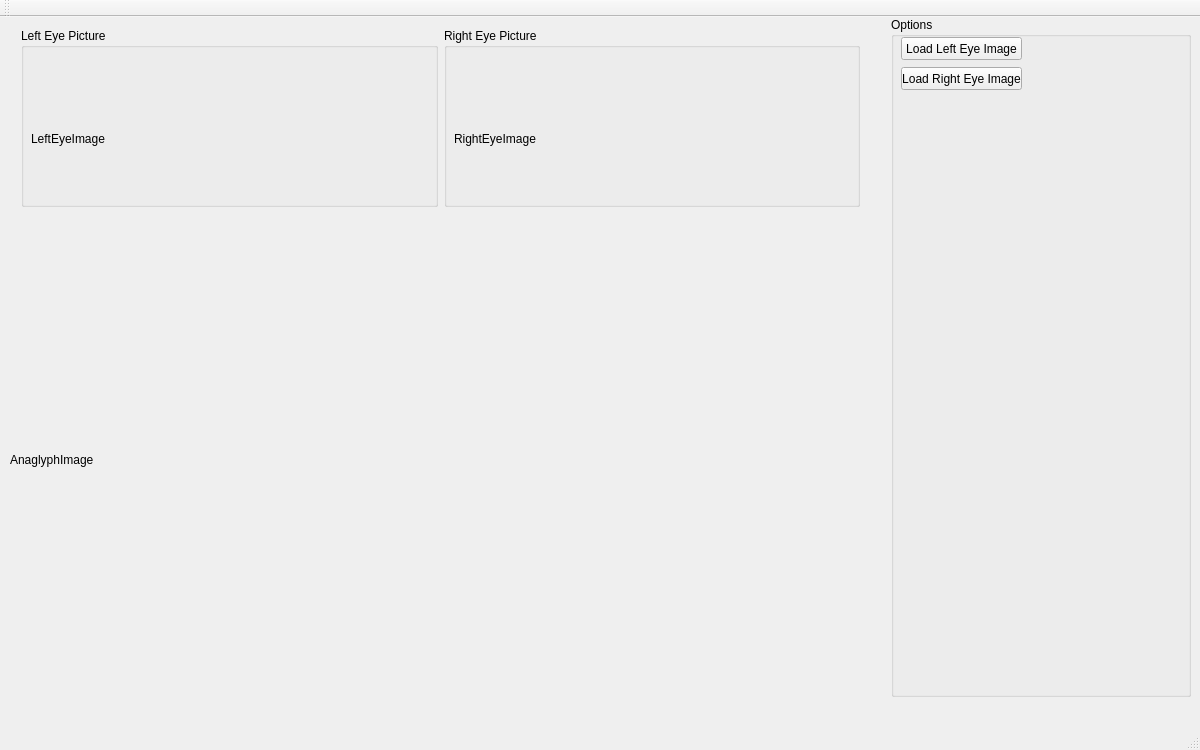
Before: the Qt Designer form Qt-Anaglyph/mainwindow.ui in wrutkowski/Qt-Anaglyph, drawn with Qt 5.
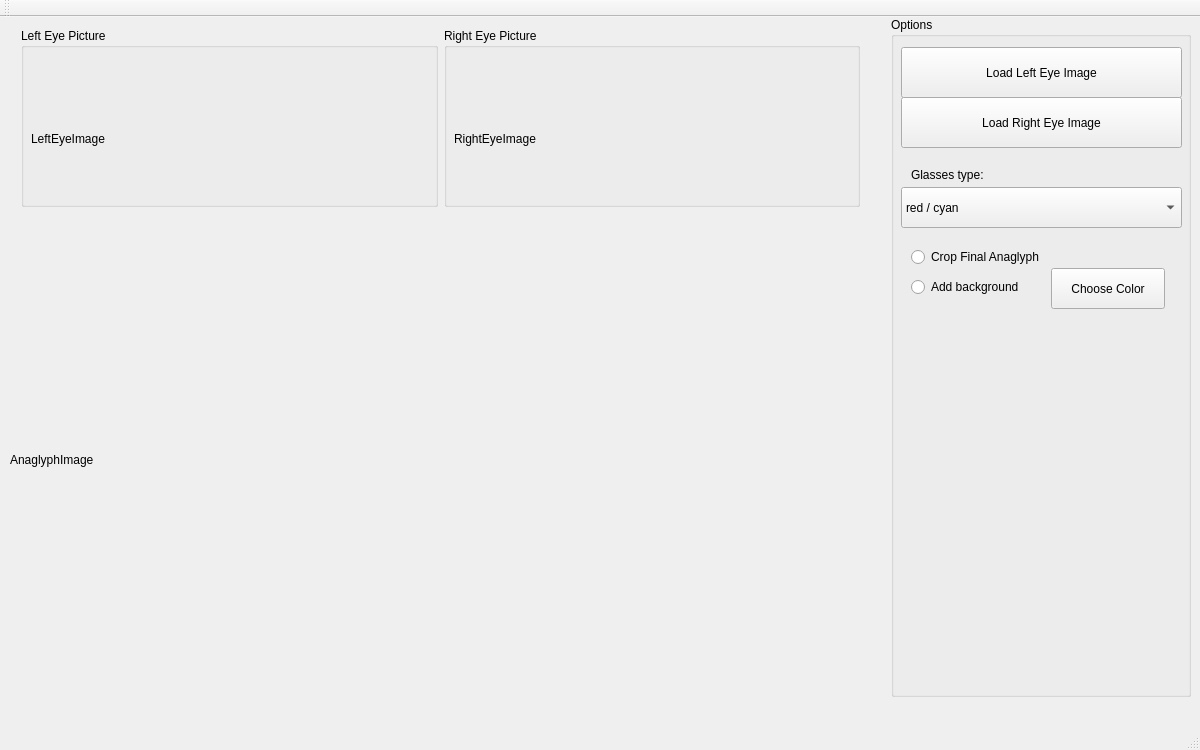
After: the same form once the commit is applied.

Diff of the .ui file:
```diff
--- a/Qt-Anaglyph/mainwindow.ui
+++ b/Qt-Anaglyph/mainwindow.ui
@@ -205,9 +205,9 @@
         <property name="geometry">
          <rect>
           <x>10</x>
-          <y>20</y>
-          <width>121</width>
-          <height>23</height>
+          <y>30</y>
+          <width>281</width>
+          <height>51</height>
          </rect>
         </property>
         <property name="text">
@@ -218,15 +218,95 @@
         <property name="geometry">
          <rect>
           <x>10</x>
-          <y>50</y>
-          <width>121</width>
-          <height>23</height>
+          <y>80</y>
+          <width>281</width>
+          <height>51</height>
          </rect>
         </property>
         <property name="text">
          <string>Load Right Eye Image</string>
         </property>
        </widget>
+       <widget class="QComboBox" name="comboBox">
+        <property name="geometry">
+         <rect>
+          <x>10</x>
+          <y>170</y>
+          <width>281</width>
+          <height>41</height>
+         </rect>
+        </property>
+        <property name="currentText">
+         <string>red / cyan</string>
+        </property>
+        <item>
+         <property name="text">
+          <string>red / cyan</string>
+         </property>
+        </item>
+        <item>
+         <property name="text">
+          <string>red / blue</string>
+         </property>
+        </item>
+        <item>
+         <property name="text">
+          <string>red / green</string>
+         </property>
+        </item>
+       </widget>
+       <widget class="QLabel" name="label_4">
+        <property name="geometry">
+         <rect>
+          <x>20</x>
+          <y>150</y>
+          <width>101</width>
+          <height>16</height>
+         </rect>
+        </property>
+        <property name="text">
+         <string>Glasses type:</string>
+        </property>
+       </widget>
+       <widget class="QRadioButton" name="radioButton">
+        <property name="geometry">
+         <rect>
+          <x>20</x>
+          <y>230</y>
+          <width>261</width>
+          <height>20</height>
+         </rect>
+        </property>
+        <property name="text">
+         <string>Crop Final Anaglyph</string>
+        </property>
+       </widget>
+       <widget class="QRadioButton" name="radioButton_2">
+        <property name="geometry">
+         <rect>
+          <x>20</x>
+          <y>260</y>
+          <width>261</width>
+          <height>20</height>
+         </rect>
+        </property>
+        <property name="text">
+         <string>Add background</string>
+        </property>
+       </widget>
+       <widget class="QPushButton" name="pushButton_3">
+        <property name="geometry">
+         <rect>
+          <x>160</x>
+          <y>251</y>
+          <width>114</width>
+          <height>41</height>
+         </rect>
+        </property>
+        <property name="text">
+         <string>Choose Color</string>
+        </property>
+       </widget>
       </widget>
      </item>
     </layout>
```
Left out of the diff: 4 changed lines with no effect on the pictures.
